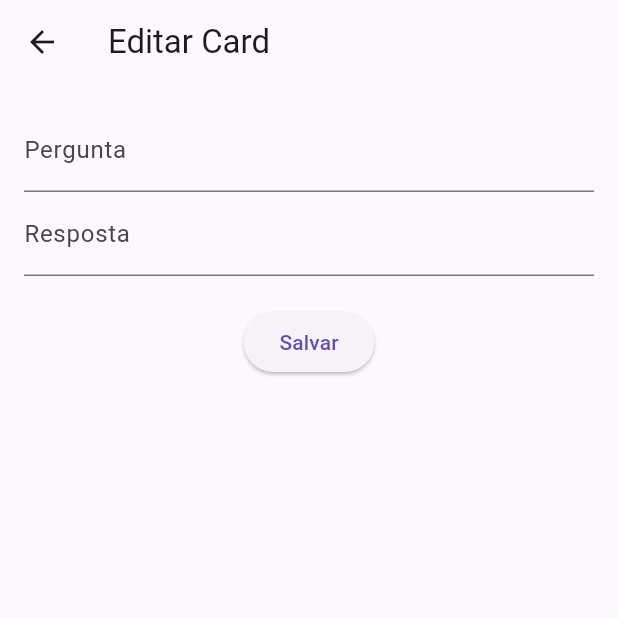
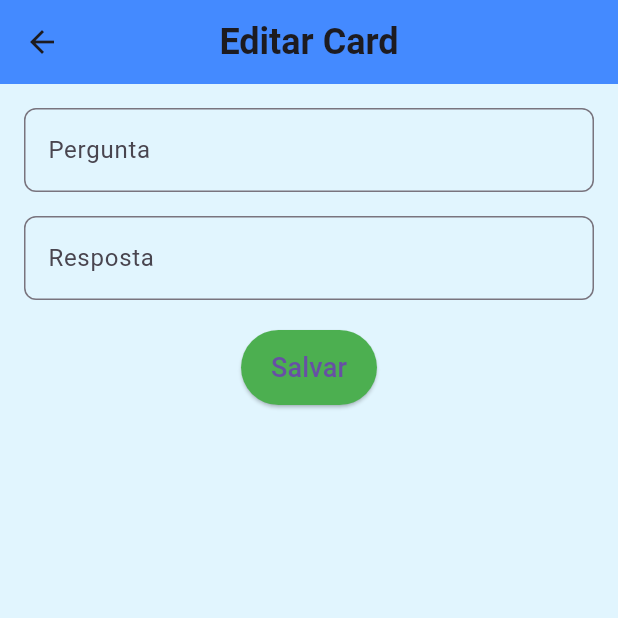
Before and after one commit to amandasgonsalves/flutter-app, a Flutter app: the CreateDeckScreen screen opened directly with empty values, after a tap on "Adicionar Card", on a phone screen of 412 x 824 dp, the top half of it. Run offline on Flutter 3.47's test engine with Material 3 defaults, Android fonts, the phone set to English and light mode, and no system bars.

Commit message:
personalizando página de editar card

```diff
--- a/lib/pages/create_deck_screen.dart
+++ b/lib/pages/create_deck_screen.dart
@@ -66,33 +66,66 @@ class _CreateDeckScreenState extends State<CreateDeckScreen> {
   @override
   Widget build(BuildContext context) {
     return Scaffold(
-      appBar: AppBar(title: Text('Criar Baralho')),
-      body: Column(
+      appBar: AppBar(
+        title: Text(
+          'Criar Baralho',
+          style: TextStyle(fontSize: 24, fontWeight: FontWeight.bold),
+        ),
+        centerTitle: true,
+        backgroundColor: Colors.blueAccent, // Cor da AppBar
+      ),
+      body: Container(
+        color: Colors.lightBlue[50], // Cor de fundo do corpo
+        child: Column(
           children: [
             Expanded(
               child: ListView.builder(
                 itemCount: _cards.length,
                 itemBuilder: (context, index) {
                   final card = _cards[index];
-                return ListTile(
-                  title: Text(card['question'] ?? 'Pergunta'),
-                  subtitle: Text(card['answer'] ?? 'Resposta'),
+                  return Card(
+                    margin: EdgeInsets.symmetric(vertical: 8, horizontal: 16),
+                    elevation: 4,
+                    child: ListTile(
+                      title: Text(
+                        card['question'] ?? 'Pergunta',
+                        style: TextStyle(
+                            fontSize: 18, fontWeight: FontWeight.bold),
+                      ),
+                      subtitle: Text(
+                        card['answer'] ?? 'Resposta',
+                        style: TextStyle(fontSize: 16),
+                      ),
                       trailing: IconButton(
                         icon: Icon(Icons.edit),
                         onPressed: () {
                           _editCard(index);
                         },
                       ),
+                    ),
                   );
                 },
               ),
             ),
-          Row(
+            Padding(
+              padding: const EdgeInsets.all(16.0),
+              child: Row(
                 mainAxisAlignment: MainAxisAlignment.center,
                 children: [
                   ElevatedButton(
                     onPressed: _addNewCard,
-                child: Text('Adicionar Card'),
+                    style: ElevatedButton.styleFrom(
+                      backgroundColor:
+                          Colors.green, // Cor do botão "Adicionar Card"
+                      padding:
+                          EdgeInsets.symmetric(horizontal: 20, vertical: 12),
+                      shape: RoundedRectangleBorder(
+                        borderRadius:
+                            BorderRadius.circular(30), // Bordas arredondadas
+                      ),
+                    ),
+                    child:
+                        Text('Adicionar Card', style: TextStyle(fontSize: 18)),
                   ),
                   SizedBox(width: 20),
                   ElevatedButton(
@@ -103,11 +136,24 @@ class _CreateDeckScreenState extends State<CreateDeckScreen> {
                         'cards': _cards,
                       });
                     },
-                child: Text('Salvar Baralho'),
+                    style: ElevatedButton.styleFrom(
+                      backgroundColor:
+                          Colors.blue, // Cor do botão "Salvar Baralho"
+                      padding:
+                          EdgeInsets.symmetric(horizontal: 20, vertical: 12),
+                      shape: RoundedRectangleBorder(
+                        borderRadius:
+                            BorderRadius.circular(30), // Bordas arredondadas
+                      ),
+                    ),
+                    child:
+                        Text('Salvar Baralho', style: TextStyle(fontSize: 18)),
                   ),
                 ],
               ),
+            ),
           ],
+        ),
       ),
     );
   }
--- a/lib/pages/edit_card_screen.dart
+++ b/lib/pages/edit_card_screen.dart
@@ -31,18 +31,47 @@ class _EditCardScreenState extends State<EditCardScreen> {
   @override
   Widget build(BuildContext context) {
     return Scaffold(
-      appBar: AppBar(title: Text('Editar Card')),
-      body: Padding(
+      appBar: AppBar(
+        title: Text(
+          'Editar Card',
+          style: TextStyle(fontSize: 24, fontWeight: FontWeight.bold),
+        ),
+        centerTitle: true,
+        backgroundColor: Colors.blueAccent, // Cor da AppBar
+      ),
+      body: Container(
+        color: Colors.lightBlue[50], // Cor de fundo do corpo
         padding: const EdgeInsets.all(16.0),
         child: Column(
           children: [
             TextField(
               controller: _questionController,
-              decoration: InputDecoration(labelText: 'Pergunta'),
+              decoration: InputDecoration(
+                labelText: 'Pergunta',
+                border: OutlineInputBorder(
+                  borderRadius: BorderRadius.circular(8.0),
+                  borderSide: BorderSide(color: Colors.blueAccent),
+                ),
+                focusedBorder: OutlineInputBorder(
+                  borderRadius: BorderRadius.circular(8.0),
+                  borderSide: BorderSide(color: Colors.blue),
+                ),
+              ),
             ),
+            SizedBox(height: 16), // Espaçamento entre os campos
             TextField(
               controller: _answerController,
-              decoration: InputDecoration(labelText: 'Resposta'),
+              decoration: InputDecoration(
+                labelText: 'Resposta',
+                border: OutlineInputBorder(
+                  borderRadius: BorderRadius.circular(8.0),
+                  borderSide: BorderSide(color: Colors.blueAccent),
+                ),
+                focusedBorder: OutlineInputBorder(
+                  borderRadius: BorderRadius.circular(8.0),
+                  borderSide: BorderSide(color: Colors.blue),
+                ),
+              ),
             ),
             SizedBox(height: 20),
             ElevatedButton(
@@ -52,7 +81,18 @@ class _EditCardScreenState extends State<EditCardScreen> {
                   'answer': _answerController.text,
                 });
               },
-              child: Text('Salvar'),
+              style: ElevatedButton.styleFrom(
+                backgroundColor: Colors.green, // Cor do botão "Salvar"
+                padding: EdgeInsets.symmetric(horizontal: 20, vertical: 12),
+                shape: RoundedRectangleBorder(
+                  borderRadius:
+                      BorderRadius.circular(30), // Bordas arredondadas
+                ),
+              ),
+              child: Text(
+                'Salvar',
+                style: TextStyle(fontSize: 18), // Aumentar o tamanho da fonte
+              ),
             ),
           ],
         ),
```
Lines whose indentation alone changed are shown as unchanged.
